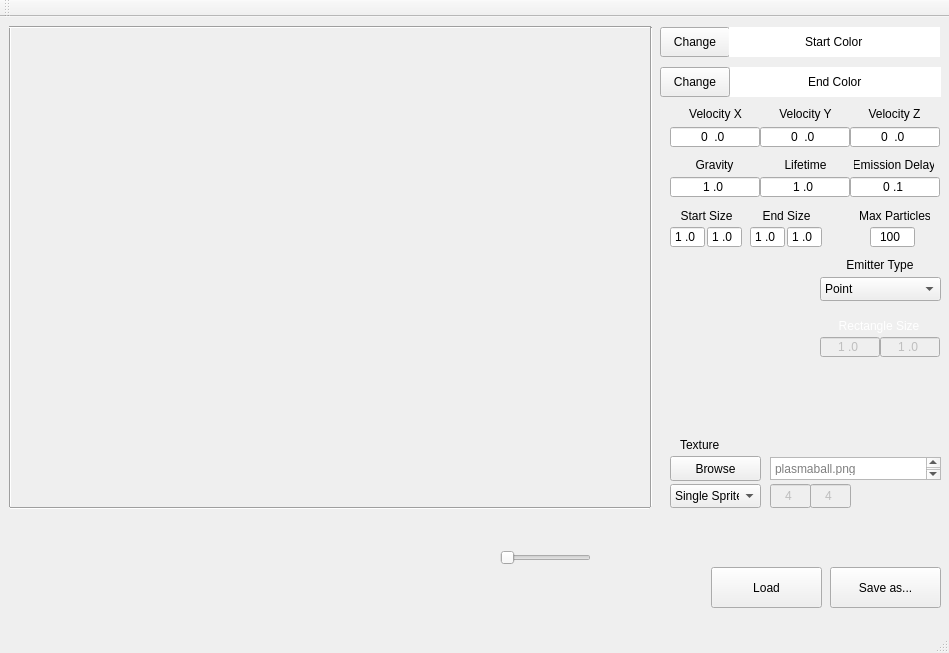
Above: TA_ParticleEditor/TA_ParticleEditor/particleeditor.ui from Stureplan/TA_ParticleEditor before the change. Below: the same form after it.
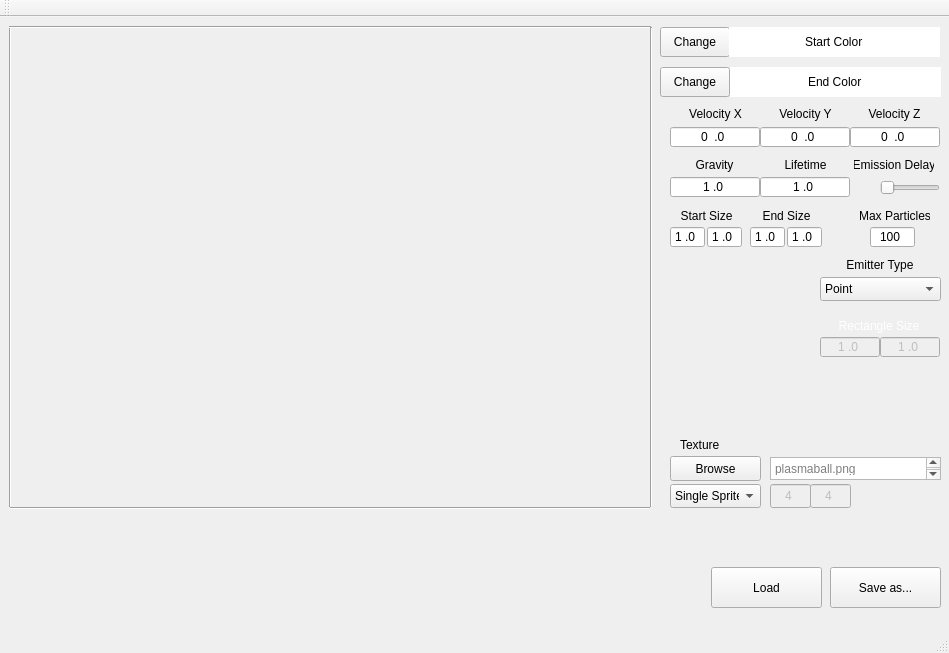
That is the form after the change. Custom widgets are drawn as their Qt base class.

Commit message: Emission slider fixed

The edit to the form file:
```diff
--- a/TA_ParticleEditor/TA_ParticleEditor/particleeditor.ui
+++ b/TA_ParticleEditor/TA_ParticleEditor/particleeditor.ui
@@ -553,28 +553,6 @@
      <string>0.0</string>
     </property>
    </widget>
-   <widget class="QLineEdit" name="emissionDelay">
-    <property name="geometry">
-     <rect>
-      <x>850</x>
-      <y>160</y>
-      <width>90</width>
-      <height>20</height>
-     </rect>
-    </property>
-    <property name="inputMask">
-     <string>#0\.00</string>
-    </property>
-    <property name="text">
-     <string>0.1</string>
-    </property>
-    <property name="alignment">
-     <set>Qt::AlignCenter</set>
-    </property>
-    <property name="placeholderText">
-     <string>0.0</string>
-    </property>
-   </widget>
    <widget class="QLabel" name="label_VelocityY">
     <property name="geometry">
      <rect>
@@ -927,9 +905,9 @@
    <widget class="QSlider" name="emissionDelaySlider">
     <property name="geometry">
      <rect>
-      <x>500</x>
-      <y>530</y>
-      <width>91</width>
+      <x>880</x>
+      <y>160</y>
+      <width>60</width>
       <height>22</height>
      </rect>
     </property>
@@ -946,9 +924,9 @@
    <widget class="QLabel" name="label_EmDelaySlide">
     <property name="geometry">
      <rect>
-      <x>520</x>
-      <y>510</y>
-      <width>47</width>
+      <x>857</x>
+      <y>164</y>
+      <width>30</width>
       <height>13</height>
      </rect>
     </property>
```
Left out of the diff: 24 changed lines with no effect on the pictures. The commit also changes 12 other files.
